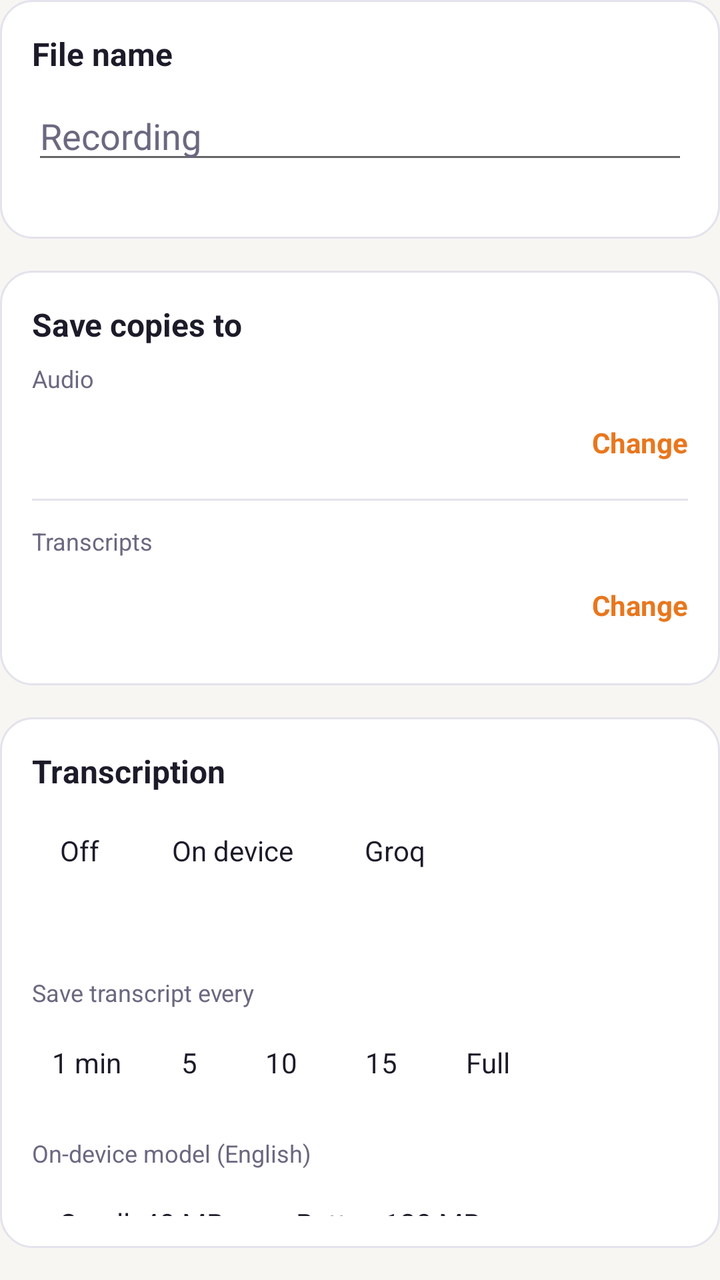
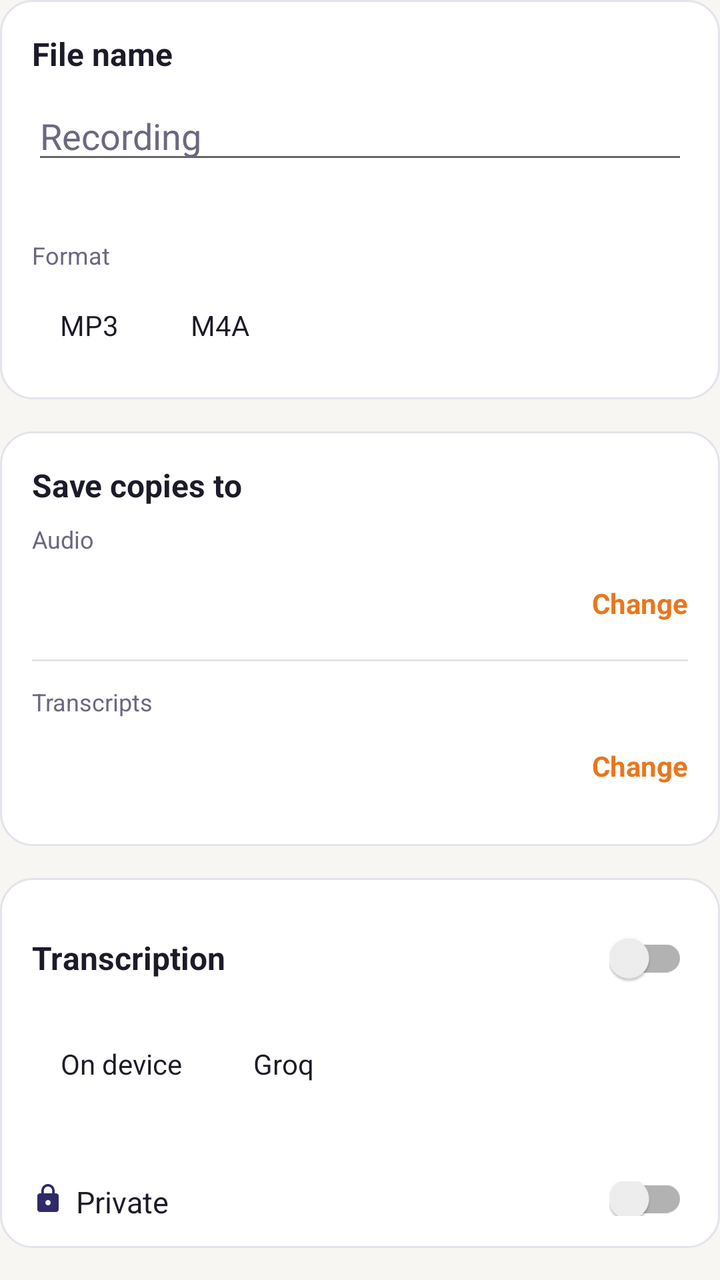

Compare the two renders of this Android layout. The source of the first and the diff that turns it into the second are given below.
<!-- AndroidManifest.xml: application theme Theme.Dhwani -->
<!-- res/layout/dialog_settings.xml -->
<?xml version="1.0" encoding="utf-8"?>
<LinearLayout xmlns:android="http://schemas.android.com/apk/res/android"
    android:layout_width="match_parent" android:layout_height="wrap_content"
    android:orientation="vertical">

    
    <LinearLayout style="@style/SetCard">
        <TextView style="@style/SetHeading" android:text="File name"/>
        <EditText android:id="@+id/edPrefix" android:layout_width="match_parent"
            android:layout_height="wrap_content" android:inputType="text" android:singleLine="true"
            android:textColor="@color/text" android:textColorHint="@color/muted"
            android:hint="Recording"/>
        <TextView android:id="@+id/txtPreview" style="@style/SetLabel"/>
    </LinearLayout>

    
    <LinearLayout style="@style/SetCard">
        <TextView style="@style/SetHeading" android:text="Save copies to"/>
        <TextView style="@style/SetLabel" android:text="Audio"/>
        <LinearLayout android:layout_width="match_parent" android:layout_height="wrap_content"
            android:gravity="center_vertical" android:orientation="horizontal">
            <TextView android:id="@+id/txtFolderName" style="@style/SetValue"/>
            <TextView android:id="@+id/btnResetFolder" style="@style/SetAction"
                android:text="Reset" android:textColor="@color/muted" android:visibility="gone"/>
            <TextView android:id="@+id/btnChangeFolder" style="@style/SetAction" android:text="Change"/>
        </LinearLayout>
        <View android:layout_width="match_parent" android:layout_height="1dp"
            android:layout_marginTop="4dp" android:layout_marginBottom="12dp" android:background="@color/line"/>
        <TextView style="@style/SetLabel" android:text="Transcripts"/>
        <LinearLayout android:layout_width="match_parent" android:layout_height="wrap_content"
            android:gravity="center_vertical" android:orientation="horizontal">
            <TextView android:id="@+id/txtTxFolderName" style="@style/SetValue"/>
            <TextView android:id="@+id/btnResetTxFolder" style="@style/SetAction"
                android:text="Reset" android:textColor="@color/muted" android:visibility="gone"/>
            <TextView android:id="@+id/btnChangeTxFolder" style="@style/SetAction" android:text="Change"/>
        </LinearLayout>
    </LinearLayout>

    
    <LinearLayout style="@style/SetCard">
        <TextView style="@style/SetHeading" android:text="Transcription"/>
        <LinearLayout android:layout_width="match_parent" android:layout_height="wrap_content"
            android:orientation="horizontal">
            <TextView android:id="@+id/txOff" style="@style/Chip" android:text="Off"/>
            <TextView android:id="@+id/txLocal" style="@style/Chip" android:text="On device"
                android:layout_marginStart="8dp"/>
            <TextView android:id="@+id/txGroq" style="@style/Chip" android:text="Groq"
                android:layout_marginStart="8dp"/>
        </LinearLayout>
        <TextView android:id="@+id/txHint" style="@style/SetLabel" android:layout_width="match_parent"
            android:layout_marginTop="8dp" android:textSize="13sp"/>

        <LinearLayout android:id="@+id/intervalSection" android:layout_width="match_parent"
            android:layout_height="wrap_content" android:orientation="vertical">
            <TextView style="@style/SetLabel" android:layout_marginTop="16dp"
                android:text="Save transcript every"/>
            <LinearLayout android:layout_width="match_parent" android:layout_height="wrap_content"
                android:layout_marginTop="6dp" android:orientation="horizontal">
                <TextView android:id="@+id/tx1" style="@style/Chip" android:text="1 min" android:paddingStart="10dp" android:paddingEnd="10dp"/>
                <TextView android:id="@+id/tx5" style="@style/Chip" android:text="5" android:layout_marginStart="6dp"/>
                <TextView android:id="@+id/tx10" style="@style/Chip" android:text="10" android:layout_marginStart="6dp"/>
                <TextView android:id="@+id/tx15" style="@style/Chip" android:text="15" android:layout_marginStart="6dp"/>
                <TextView android:id="@+id/txFull" style="@style/Chip" android:text="Full" android:layout_marginStart="6dp"/>
            </LinearLayout>
        </LinearLayout>

        <LinearLayout android:id="@+id/localSection" android:layout_width="match_parent"
            android:layout_height="wrap_content" android:orientation="vertical">
            <TextView style="@style/SetLabel" android:layout_marginTop="16dp"
                android:text="On-device model (English)"/>
            <LinearLayout android:layout_width="match_parent" android:layout_height="wrap_content"
                android:layout_marginTop="6dp" android:orientation="horizontal">
                <TextView android:id="@+id/mSmall" style="@style/Chip" android:text="Small  40 MB"/>
                <TextView android:id="@+id/mLarge" style="@style/Chip" android:text="Better  128 MB"
                    android:layout_marginStart="8dp"/>
            </LinearLayout>
            <LinearLayout android:layout_width="match_parent" android:layout_height="wrap_content"
                android:gravity="center_vertical" android:orientation="horizontal">
                <TextView android:id="@+id/txtModel" style="@style/SetValue" android:textSize="14sp"/>
                <TextView android:id="@+id/btnCancelModel" style="@style/SetAction"
                    android:text="Cancel" android:textColor="@color/muted" android:visibility="gone"/>
                <TextView android:id="@+id/btnModel" style="@style/SetAction" android:text="Download"/>
            </LinearLayout>
            <TextView style="@style/SetLabel" android:layout_width="match_parent"
                android:text="Better is noticeably more accurate but uses more storage and battery."/>
        </LinearLayout>

        <LinearLayout android:id="@+id/groqSection" android:layout_width="match_parent"
            android:layout_height="wrap_content" android:orientation="vertical">
            <TextView style="@style/SetLabel" android:layout_marginTop="16dp" android:text="Groq model"/>
            <LinearLayout android:layout_width="match_parent" android:layout_height="wrap_content"
                android:layout_marginTop="6dp" android:orientation="horizontal">
                <TextView android:id="@+id/gTurbo" style="@style/Chip" android:text="Fast (Turbo)"/>
                <TextView android:id="@+id/gLarge" style="@style/Chip" android:text="Accurate (v3)"
                    android:layout_marginStart="8dp"/>
            </LinearLayout>

            <TextView style="@style/SetLabel" android:layout_marginTop="14dp" android:text="Language"/>
            <LinearLayout android:layout_width="match_parent" android:layout_height="wrap_content"
                android:layout_marginTop="6dp" android:orientation="horizontal">
                <TextView android:id="@+id/gLangAuto" style="@style/Chip" android:text="Auto"/>
                <TextView android:id="@+id/gLangEn" style="@style/Chip" android:text="English"
                    android:layout_marginStart="8dp"/>
                <TextView android:id="@+id/gLangHi" style="@style/Chip" android:text="Hindi"
                    android:layout_marginStart="8dp"/>
            </LinearLayout>

            <TextView style="@style/SetLabel" android:layout_marginTop="16dp" android:text="Groq API key"/>
            <LinearLayout android:layout_width="match_parent" android:layout_height="wrap_content"
                android:gravity="center_vertical" android:orientation="horizontal">
                <EditText android:id="@+id/edGroqKey" android:layout_width="0dp" android:layout_weight="1"
                    android:layout_height="wrap_content" android:singleLine="true"
                    android:textColor="@color/text" android:textColorHint="@color/muted"
                    android:inputType="textPassword" android:hint="gsk_..."/>
                <TextView android:id="@+id/btnToggleKey" style="@style/SetAction"
                    android:text="Show" android:textColor="@color/muted"/>
                <TextView android:id="@+id/btnTestKey" style="@style/SetAction" android:text="Test"/>
            </LinearLayout>
            <TextView android:id="@+id/txtKeyStatus" style="@style/SetLabel"
                android:layout_width="match_parent"
                android:text="Stored encrypted on this phone. Get a free key at console.groq.com."/>
        </LinearLayout>
    </LinearLayout>

    
    <LinearLayout style="@style/SetCard">
        <TextView style="@style/SetHeading" android:text="Live stream (RTMP)"/>
        <TextView style="@style/SetLabel" android:text="Server URL"/>
        <EditText android:id="@+id/edStreamUrl" android:layout_width="match_parent"
            android:layout_height="wrap_content" android:singleLine="true"
            android:inputType="textUri" android:hint="rtmp://server/live"/>
        <TextView style="@style/SetLabel" android:layout_marginTop="8dp" android:text="Stream key"/>
        <EditText android:id="@+id/edStreamKey" android:layout_width="match_parent"
            android:layout_height="wrap_content" android:singleLine="true"
            android:inputType="textPassword" android:hint="Stream key"/>
        <TextView style="@style/SetLabel" android:layout_marginTop="8dp" android:text="Stream quality"/>
        <LinearLayout android:layout_width="match_parent" android:layout_height="wrap_content"
            android:layout_marginTop="6dp" android:orientation="horizontal">
            <TextView android:id="@+id/st64" style="@style/Chip" android:text="64 kbps"/>
            <TextView android:id="@+id/st128" style="@style/Chip" android:text="128 kbps"
                android:layout_marginStart="8dp"/>
        </LinearLayout>
        <TextView style="@style/SetLabel" android:layout_width="match_parent" android:layout_marginTop="8dp"
            android:text="Turn on Live in the recorder card before recording. Audio only (AAC), rtmp:// or rtmps://. The key is stored encrypted on this phone. Recording continues even if the stream drops. Private recordings are never streamed."/>
    </LinearLayout>
</LinearLayout>
<!-- resources referenced by this layout -->
<resources>
  <color name="line">#E4E2EC</color>
  <color name="muted">#6B6880</color>
  <color name="text">#1C1B29</color>
  <style name="Chip">
          <item name="android:layout_width">wrap_content</item>
          <item name="android:layout_height">42dp</item>
          <item name="android:gravity">center</item>
          <item name="android:paddingStart">14dp</item>
          <item name="android:paddingEnd">14dp</item>
          <item name="android:textColor">@color/text</item>
          <item name="android:textSize">14sp</item>
      </style>
  <style name="SetAction">
          <item name="android:layout_width">wrap_content</item>
          <item name="android:layout_height">48dp</item>
          <item name="android:gravity">center_vertical</item>
          <item name="android:paddingStart">16dp</item>
          <item name="android:textColor">@color/saffron</item>
          <item name="android:textSize">14sp</item>
          <item name="android:textStyle">bold</item>
      </style>
  <style name="SetCard">
          <item name="android:layout_width">match_parent</item>
          <item name="android:layout_height">wrap_content</item>
          <item name="android:orientation">vertical</item>
          <item name="android:padding">16dp</item>
          <item name="android:layout_marginBottom">16dp</item>
          <item name="android:background">@drawable/bg_card</item>
      </style>
  <style name="SetHeading">
          <item name="android:layout_width">wrap_content</item>
          <item name="android:layout_height">wrap_content</item>
          <item name="android:textColor">@color/text</item>
          <item name="android:textSize">16sp</item>
          <item name="android:textStyle">bold</item>
          <item name="android:layout_marginBottom">8dp</item>
      </style>
  <style name="SetLabel">
          <item name="android:layout_width">wrap_content</item>
          <item name="android:layout_height">wrap_content</item>
          <item name="android:textColor">@color/muted</item>
          <item name="android:textSize">12sp</item>
      </style>
  <style name="SetValue">
          <item name="android:layout_width">0dp</item>
          <item name="android:layout_weight">1</item>
          <item name="android:layout_height">wrap_content</item>
          <item name="android:textColor">@color/text</item>
          <item name="android:textSize">15sp</item>
      </style>
  <style name="Theme.Dhwani" parent="Theme.AppCompat.DayNight.NoActionBar">
          <item name="colorPrimary">@color/indigo</item>
          <item name="colorPrimaryDark">@color/indigo</item>
          <item name="colorAccent">@color/saffron</item>
          <item name="android:windowBackground">@color/bg</item>
      </style>
  <color name="saffron">#E8771E</color>
  <!-- drawable bg_card (drawable) -->
  <shape xmlns:android="http://schemas.android.com/apk/res/android" android:shape="rectangle">
      <solid android:color="@color/surface"/>
      <corners android:radius="16dp"/>
      <stroke android:width="1dp" android:color="@color/line"/>
  </shape>
  <color name="indigo">#2E2A6B</color>
  <color name="bg">#F7F6F2</color>
  <color name="surface">#FFFFFF</color>
</resources>

<!-- the commit's change to res/layout/dialog_settings.xml (unified diff, before → after) -->
@@ -11,6 +11,13 @@
             android:textColor="@color/text" android:textColorHint="@color/muted"
             android:hint="Recording"/>
         <TextView android:id="@+id/txtPreview" style="@style/SetLabel"/>
+        <TextView style="@style/SetLabel" android:layout_marginTop="16dp" android:text="Format"/>
+        <LinearLayout android:layout_width="match_parent" android:layout_height="wrap_content"
+            android:layout_marginTop="6dp" android:orientation="horizontal">
+            <TextView android:id="@+id/setMp3" style="@style/Chip" android:text="MP3"/>
+            <TextView android:id="@+id/setM4a" style="@style/Chip" android:text="M4A"
+                android:layout_marginStart="8dp"/>
+        </LinearLayout>
     </LinearLayout>
 
     
@@ -38,17 +45,40 @@
 
     
     <LinearLayout style="@style/SetCard">
-        <TextView style="@style/SetHeading" android:text="Transcription"/>
         <LinearLayout android:layout_width="match_parent" android:layout_height="wrap_content"
+            android:gravity="center_vertical" android:orientation="horizontal">
+            <TextView style="@style/SetHeading" android:layout_width="0dp" android:layout_weight="1"
+                android:layout_marginBottom="0dp" android:text="Transcription"/>
+            <androidx.appcompat.widget.SwitchCompat android:id="@+id/txSwitch"
+                android:layout_width="wrap_content" android:layout_height="48dp"
+                android:contentDescription="Transcription"/>
+        </LinearLayout>
+        <LinearLayout android:id="@+id/txEngineRow" android:layout_width="match_parent"
+            android:layout_height="wrap_content" android:layout_marginTop="8dp"
             android:orientation="horizontal">
-            <TextView android:id="@+id/txOff" style="@style/Chip" android:text="Off"/>
-            <TextView android:id="@+id/txLocal" style="@style/Chip" android:text="On device"
-                android:layout_marginStart="8dp"/>
+            <TextView android:id="@+id/txOff" style="@style/Chip" android:text="Off" android:visibility="gone"/>
+            <TextView android:id="@+id/txLocal" style="@style/Chip" android:text="On device"/>
             <TextView android:id="@+id/txGroq" style="@style/Chip" android:text="Groq"
                 android:layout_marginStart="8dp"/>
         </LinearLayout>
         <TextView android:id="@+id/txHint" style="@style/SetLabel" android:layout_width="match_parent"
             android:layout_marginTop="8dp" android:textSize="13sp"/>
+
+        <LinearLayout android:id="@+id/privateRow" android:layout_width="match_parent"
+            android:layout_height="wrap_content" android:layout_marginTop="12dp"
+            android:gravity="center_vertical" android:orientation="horizontal">
+            <LinearLayout android:layout_width="0dp" android:layout_weight="1"
+                android:layout_height="wrap_content" android:orientation="vertical">
+                <TextView android:layout_width="wrap_content" android:layout_height="wrap_content"
+                    android:drawableStart="@drawable/ic_lock" android:drawablePadding="6dp"
+                    android:text="Private" android:textColor="@color/text" android:textSize="15sp"/>
+                <TextView style="@style/SetLabel" android:layout_width="match_parent"
+                    android:text="Transcribe on this phone only, and never stream"/>
+            </LinearLayout>
+            <androidx.appcompat.widget.SwitchCompat android:id="@+id/swPrivate"
+                android:layout_width="wrap_content" android:layout_height="48dp"
+                android:contentDescription="Private"/>
+        </LinearLayout>
 
         <LinearLayout android:id="@+id/intervalSection" android:layout_width="match_parent"
             android:layout_height="wrap_content" android:orientation="vertical">
<!-- resource entries referenced after the edit -->
@@ -3,6 +3,11 @@
   <color name="line">#E4E2EC</color>
   <color name="muted">#6B6880</color>
   <color name="text">#1C1B29</color>
+  <!-- drawable ic_lock (drawable) -->
+  <vector xmlns:android="http://schemas.android.com/apk/res/android"
+      android:width="16dp" android:height="16dp" android:viewportWidth="24" android:viewportHeight="24">
+      <path android:fillColor="@color/indigo_accent" android:pathData="M18,8h-1V6c0,-2.76 -2.24,-5 -5,-5S7,3.24 7,6v2H6c-1.1,0 -2,0.9 -2,2v10c0,1.1 0.9,2 2,2h12c1.1,0 2,-0.9 2,-2V10c0,-1.1 -0.9,-2 -2,-2zm-6,9c-1.1,0 -2,-0.9 -2,-2s0.9,-2 2,-2 2,0.9 2,2 -0.9,2 -2,2zm3.1,-9H8.9V6c0,-1.71 1.39,-3.1 3.1,-3.1 1.71,0 3.1,1.39 3.1,3.1v2z"/>
+  </vector>
   <style name="Chip">
           <item name="android:layout_width">wrap_content</item>
           <item name="android:layout_height">42dp</item>
@@ -56,6 +61,7 @@
           <item name="colorAccent">@color/saffron</item>
           <item name="android:windowBackground">@color/bg</item>
       </style>
+  <color name="indigo_accent">#2E2A6B</color>
   <color name="saffron">#E8771E</color>
   <!-- drawable bg_card (drawable) -->
   <shape xmlns:android="http://schemas.android.com/apk/res/android" android:shape="rectangle">
